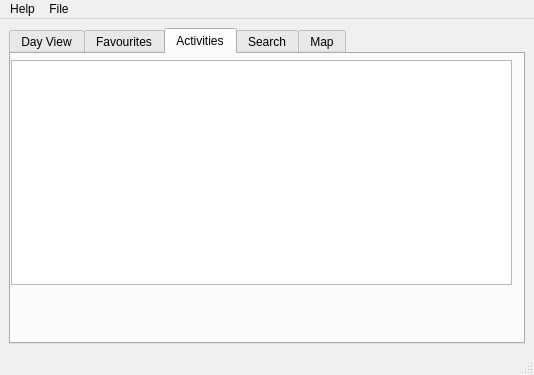
Above: src/gui/mainwindow.ui from edulix/confclerk before the change. Below: the same form after it.
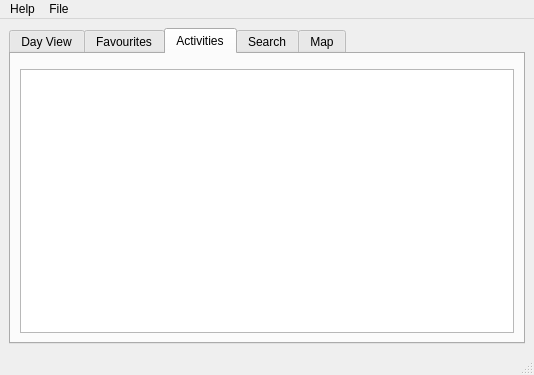
That is the form after the change. The open tabs and pages were chosen to show the change. Custom widgets are drawn as their Qt base class.

Commit message: autoresizing activities treeView

```diff
--- a/src/gui/mainwindow.ui
+++ b/src/gui/mainwindow.ui
@@ -57,15 +57,8 @@
        <attribute name="title" >
         <string>Activities</string>
        </attribute>
-       <widget class="QWidget" name="verticalLayoutWidget" >
-        <property name="geometry" >
-         <rect>
-          <x>0</x>
-          <y>0</y>
-          <width>501</width>
-          <height>231</height>
-         </rect>
-        </property>
+       <layout class="QGridLayout" name="gridLayout_4" >
+        <item row="0" column="0" >
         <layout class="QVBoxLayout" name="activitiesVerticalLayout" >
          <item>
           <widget class="DayNavigatorWidget" native="1" name="activityDayNavigator" />
@@ -81,7 +74,8 @@
           </widget>
          </item>
         </layout>
-       </widget>
+        </item>
+       </layout>
       </widget>
       <widget class="QWidget" name="searchTab" >
        <attribute name="title" >
```
Left out of the diff: 4 changed lines with no effect on the pictures. Lines whose indentation alone changed are shown as unchanged.
